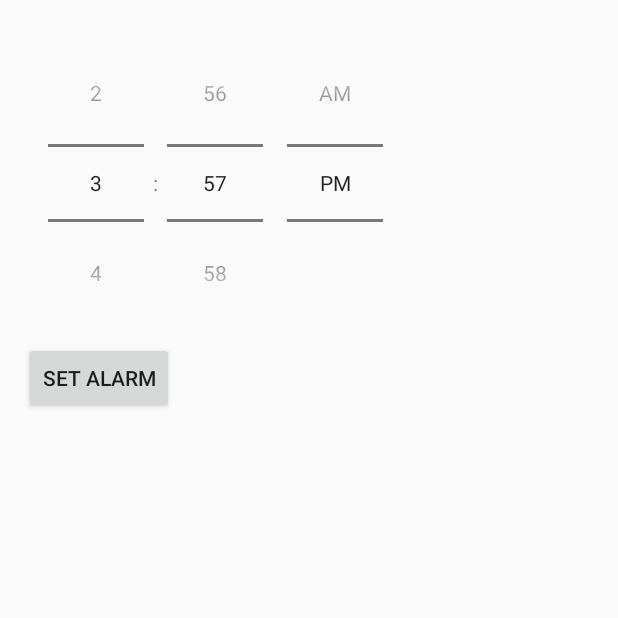
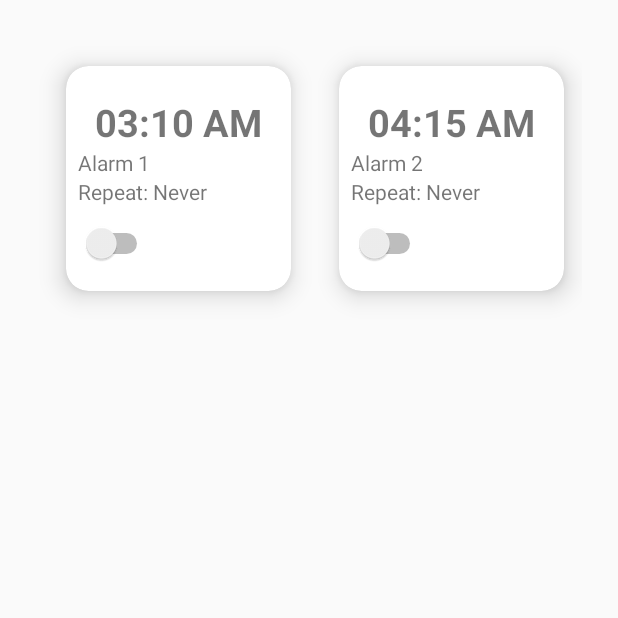
Before and after one commit to Joe-Downs/annoying-alarm, an Android app built with Jetpack Compose: the screen it shows after launch (MainActivity), on a phone screen of 412 x 824 dp, the top half of it. Run offline under Robolectric (Android 15) with nearby library versions, the phone set to English and light mode, and no system bars.

Commit message:
Alarm with recyclerView (basic UI pt1)

```diff
--- a/app/build.gradle.kts
+++ b/app/build.gradle.kts
@@ -59,6 +59,8 @@ dependencies {
     implementation(libs.androidx.ui.graphics)
     implementation(libs.androidx.ui.tooling.preview)
     implementation(libs.androidx.material3)
+    implementation(libs.androidx.recyclerview)
+    implementation(libs.androidx.cardview)
     testImplementation(libs.junit)
     androidTestImplementation(libs.androidx.junit)
     androidTestImplementation(libs.androidx.espresso.core)
--- /dev/null
+++ b/app/src/main/java/com/example/theannoyingalarm/Alarm.kt
@@ -0,0 +1,9 @@
+package com.example.theannoyingalarm
+
+data class Alarm(
+    var name: String = "Alarm",
+    var hour: Int = 0,
+    var min: Int = 0,
+    var state: String = "AM",
+    var isActive: Boolean = false
+)
--- /dev/null
+++ b/app/src/main/java/com/example/theannoyingalarm/AlarmsAdapter.kt
@@ -0,0 +1,73 @@
+package com.example.theannoyingalarm
+
+import android.view.LayoutInflater
+import android.view.View
+import android.view.ViewGroup
+import android.widget.Switch
+import android.widget.TextView
+import androidx.recyclerview.widget.RecyclerView
+import java.time.LocalTime
+import java.time.format.DateTimeFormatter
+import kotlin.math.min
+
+class AlarmsAdapter(private val alarmsList: List<Alarm>) :
+    RecyclerView.Adapter<AlarmsAdapter.ViewHolder>() {
+
+    class ViewHolder(view: View) : RecyclerView.ViewHolder(view) {
+        val selectedTime: TextView = view.findViewById(R.id.selectedTime)
+        val repeat: TextView = view.findViewById(R.id.repeatDate)
+        val alarmName: TextView = view.findViewById(R.id.alarmName)
+        val activeSwitch: Switch = view.findViewById(R.id.alarmSwitch)
+    }
+
+    override fun onCreateViewHolder(parent: ViewGroup, viewType: Int): ViewHolder {
+        val view = LayoutInflater.from(parent.context).inflate(R.layout.alarm_layout, parent, false)
+        return ViewHolder(view)
+    }
+
+    override fun getItemCount(): Int {
+        return alarmsList.size
+    }
+
+    override fun onBindViewHolder(holder: ViewHolder, position: Int) {
+        val alarm = alarmsList[position]
+        holder.selectedTime.text = formatTimeString(alarm.hour, alarm.min, alarm.state)
+        holder.alarmName.text = alarm.name
+
+        // TODO: implement repeat indicator
+        holder.repeat.text = "Repeat: Never"
+        if (alarm.isActive) {
+            holder.activeSwitch.isChecked = true
+
+            // TODO: Show remain time
+        } else {
+            holder.activeSwitch.isChecked = false
+        }
+
+        holder.itemView.setOnClickListener {
+            TODO("Show detail view")
+        }
+
+        holder.activeSwitch.setOnCheckedChangeListener { _, isChecked ->
+            alarm.isActive = isChecked
+
+            if (isChecked) {
+                setAlarm(alarm)
+            } else {
+                cancelAlarm(alarm)
+            }
+        }
+    }
+
+    private fun formatTimeString(hour: Int, minute: Int, amPm: String): String {
+        return String.format("%02d:%02d %s", hour, minute, amPm.uppercase())
+    }
+
+    private fun setAlarm(alarm: Alarm) {
+
+    }
+
+    private fun cancelAlarm(alarm: Alarm) {
+
+    }
+}
--- a/app/src/main/java/com/example/theannoyingalarm/MainActivity.kt
+++ b/app/src/main/java/com/example/theannoyingalarm/MainActivity.kt
@@ -17,18 +17,30 @@ import androidx.compose.material3.Text
 import androidx.compose.runtime.Composable
 import androidx.compose.ui.Modifier
 import androidx.compose.ui.tooling.preview.Preview
+import androidx.recyclerview.widget.GridLayoutManager
+import androidx.recyclerview.widget.RecyclerView
 import com.example.theannoyingalarm.ui.theme.TheAnnoyingAlarmTheme
 import java.util.Calendar
 
 class MainActivity : ComponentActivity() {
-    private lateinit var alarmPicker: TimePicker
-    private lateinit var setAlarmBtn: Button
+    private lateinit var alarmRecyclerView: RecyclerView
 
     override fun onCreate(savedInstanceState: Bundle?) {
         super.onCreate(savedInstanceState)
         setContentView(R.layout.main_activity)
-        alarmPicker = findViewById(R.id.alarmPicker)
-        setAlarmBtn = findViewById(R.id.setAlarmBtn)
+        alarmRecyclerView = findViewById(R.id.alarmsRecyclerView)
+
+        val spanCount = spanCount(150)
+        alarmRecyclerView.layoutManager = GridLayoutManager(this, spanCount)
+
+
+        val alarmList = listOf(
+            Alarm("Alarm 1", 3, 10),
+            Alarm("Alarm 2", 4, 15)
+        )
+
+        val adapter = AlarmsAdapter(alarmList)
+        alarmRecyclerView.adapter = adapter
 //        enableEdgeToEdge()
 //        setContent {
 //            TheAnnoyingAlarmTheme {
@@ -42,17 +54,23 @@ class MainActivity : ComponentActivity() {
 //        }
     }
 
-    private fun setAlarm() {
-        val calendar = Calendar.getInstance()
-        calendar.set(Calendar.HOUR_OF_DAY, alarmPicker.hour)
-        calendar.set(Calendar.MINUTE, alarmPicker.minute)
-        calendar.set(Calendar.SECOND, 0)
+//    private fun setAlarm() {
+//        val calendar = Calendar.getInstance()
+//        calendar.set(Calendar.HOUR_OF_DAY, alarmPicker.hour)
+//        calendar.set(Calendar.MINUTE, alarmPicker.minute)
+//        calendar.set(Calendar.SECOND, 0)
+//
+//        val alarmManager = getSystemService(Context.ALARM_SERVICE) as AlarmManager
+//        val intent = Intent(this, AlarmReceiver::class.java)
+//        val pendingIntent = PendingIntent.getBroadcast(this, 0, intent, PendingIntent.FLAG_UPDATE_CURRENT)
+//
+//        alarmManager.setExact(AlarmManager.RTC_WAKEUP, calendar.timeInMillis, pendingIntent)
+//    }
 
-        val alarmManager = getSystemService(Context.ALARM_SERVICE) as AlarmManager
-        val intent = Intent(this, AlarmReceiver::class.java)
-        val pendingIntent = PendingIntent.getBroadcast(this, 0, intent, PendingIntent.FLAG_UPDATE_CURRENT)
-
-        alarmManager.setExact(AlarmManager.RTC_WAKEUP, calendar.timeInMillis, pendingIntent)
+    private fun spanCount(itemWidth: Int): Int {
+        val displayMetrics = resources.displayMetrics
+        val screenWidthDp = displayMetrics.widthPixels / displayMetrics.density
+        return (screenWidthDp / itemWidth).toInt()
     }
 }
 
--- /dev/null
+++ b/app/src/main/res/layout/alarm_layout.xml
@@ -0,0 +1,50 @@
+<?xml version="1.0" encoding="utf-8"?>
+<androidx.cardview.widget.CardView
+    xmlns:android="http://schemas.android.com/apk/res/android"
+    xmlns:app="http://schemas.android.com/apk/res-auto"
+    android:layout_width="150dp"
+    android:layout_height="150dp"
+    app:cardCornerRadius="15dp"
+    app:cardElevation="10dp"
+    android:layout_margin="20dp"
+    android:id="@+id/alarmCardView">
+
+    <LinearLayout
+        android:layout_width="match_parent"
+        android:layout_height="match_parent"
+        android:orientation="vertical"
+        android:padding="8dp">
+
+        <TextView
+            android:id="@+id/selectedTime"
+            android:layout_width="wrap_content"
+            android:layout_height="wrap_content"
+            android:layout_gravity="center"
+            android:layout_marginTop="12dp"
+            android:text="12:00"
+            android:textSize="25sp"
+            android:textStyle="bold"
+            />
+
+        <TextView
+            android:id="@+id/alarmName"
+            android:layout_width="wrap_content"
+            android:layout_height="wrap_content"
+            android:text="Alarm"
+            android:textSize="14sp"/>
+
+        <TextView
+            android:id="@+id/repeatDate"
+            android:layout_width="wrap_content"
+            android:layout_height="wrap_content"
+            android:text="Repeat: Never"
+            android:textSize="14sp"/>
+
+        <Switch
+            android:id="@+id/alarmSwitch"
+            android:layout_width="50dp"
+            android:layout_height="50dp"
+            android:checked="false"/>
+    </LinearLayout>
+
+</androidx.cardview.widget.CardView>
--- a/app/src/main/res/layout/main_activity.xml
+++ b/app/src/main/res/layout/main_activity.xml
@@ -1,20 +1,16 @@
 <?xml version="1.0" encoding="utf-8"?>
 <LinearLayout xmlns:android="http://schemas.android.com/apk/res/android"
+    xmlns:tools="http://schemas.android.com/tools"
     android:orientation="vertical"
     android:layout_width="match_parent"
     android:layout_height="match_parent"
     android:padding="16dp">
-    <TimePicker
-        android:id="@+id/alarmPicker"
-        android:layout_width="wrap_content"
-        android:layout_height="wrap_content"
-        android:timePickerMode="spinner">
-    </TimePicker>
-
-    <Button
-        android:id="@+id/setAlarmBtn"
-        android:layout_width="wrap_content"
-        android:layout_height="wrap_content"
-        android:text="Set alarm">
-    </Button>
+    <androidx.recyclerview.widget.RecyclerView
+        android:id="@+id/alarmsRecyclerView"
+        android:layout_width="match_parent"
+        android:layout_height="match_parent"
+        android:layout_margin="8dp"
+        android:clipToPadding="false"
+        android:scrollbars="vertical"
+        tools:listitem="@layout/alarm_layout"/>
 </LinearLayout>
--- a/gradle/libs.versions.toml
+++ b/gradle/libs.versions.toml
@@ -8,6 +8,8 @@ espressoCore = "3.5.1"
 lifecycleRuntimeKtx = "2.6.1"
 activityCompose = "1.8.0"
 composeBom = "2024.04.01"
+recyclerview = "1.3.2"
+cardview = "1.0.0"
 
 [libraries]
 androidx-core-ktx = { group = "androidx.core", name = "core-ktx", version.ref = "coreKtx" }
@@ -24,6 +26,8 @@ androidx-ui-tooling-preview = { group = "androidx.compose.ui", name = "ui-toolin
 androidx-ui-test-manifest = { group = "androidx.compose.ui", name = "ui-test-manifest" }
 androidx-ui-test-junit4 = { group = "androidx.compose.ui", name = "ui-test-junit4" }
 androidx-material3 = { group = "androidx.compose.material3", name = "material3" }
+androidx-recyclerview = { group = "androidx.recyclerview", name = "recyclerview", version.ref = "recyclerview" }
+androidx-cardview = { group = "androidx.cardview", name = "cardview", version.ref = "cardview" }
 
 [plugins]
 android-application = { id = "com.android.application", version.ref = "agp" }
```
